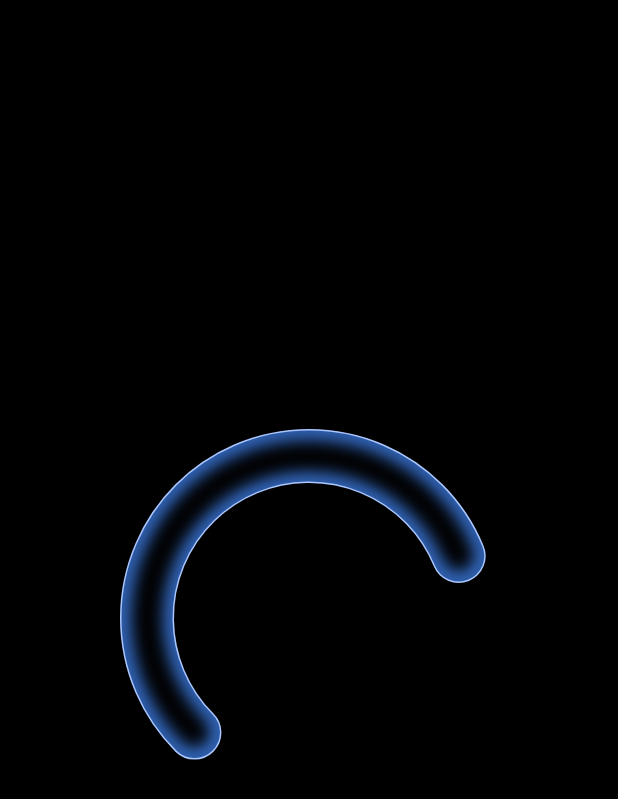
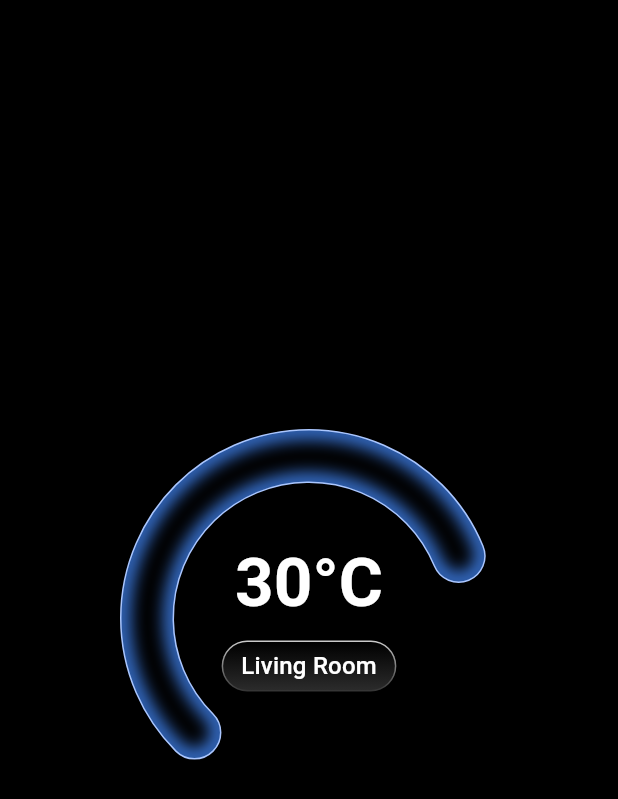
Before and after one commit to ebjorklund01/rainbow_glow_dial, a Flutter app: the screen it shows after launch, on a phone screen of 412 x 824 dp. Shown: the top 799 px of the screen. Run offline on Flutter 3.47's test engine with Material 3 defaults, Android fonts, the phone set to English and light mode, and no system bars; missing offline and left inert: widgetbook, widgetbook_annotation.

Commit message:
adds label

```diff
--- a/example/lib/main.dart
+++ b/example/lib/main.dart
@@ -30,7 +30,15 @@ class _DialPreview extends StatelessWidget {
   Widget build(BuildContext context) {
     return const Scaffold(
       backgroundColor: Colors.black,
-      body: Center(child: RainbowGlowDial(initialValue: 30, min: 0, max: 40,)),
+      body: Center(
+        child: RainbowGlowDial(
+          initialValue: 30,
+          min: 0,
+          max: 40,
+          unit: '°C',
+          label: 'Living Room',
+        ),
+      ),
     );
   }
 }
--- a/lib/src/rainbow_glow_dial.dart
+++ b/lib/src/rainbow_glow_dial.dart
@@ -12,6 +12,8 @@ class RainbowGlowDial extends StatelessWidget {
     this.initialValue = 0,
     this.min = 0,
     this.max = 1,
+    this.label,
+    this.unit,
   }) : assert(min <= max, 'min must be less than or equal to max');
 
   static const _defaultSize = 300.0;
@@ -34,6 +36,12 @@ class RainbowGlowDial extends StatelessWidget {
   /// The maximum value for the dial range.
   final double max;
 
+  /// Optional label displayed below the value.
+  final String? label;
+
+  /// Optional unit appended directly after the value.
+  final String? unit;
+
   @override
   Widget build(BuildContext context) {
     return LayoutBuilder(
@@ -44,8 +52,19 @@ class RainbowGlowDial extends StatelessWidget {
           dimension: side,
           child: Padding(
             padding: padding,
-            child: CustomPaint(
-              painter: _RainbowGlowTubePainter(progress: _progress),
+            child: Stack(
+              alignment: Alignment.center,
+              children: [
+                Positioned.fill(
+                  child: CustomPaint(
+                    painter: _RainbowGlowTubePainter(progress: _progress),
+                  ),
+                ),
+                _DialContent(
+                  value: _formattedValue,
+                  label: label,
+                ),
+              ],
             ),
           ),
         );
@@ -53,14 +72,28 @@ class RainbowGlowDial extends StatelessWidget {
     );
   }
 
+  double get _clampedValue => initialValue.clamp(min, max);
+
   double get _progress {
     if (min == max) {
       return 0;
     }
 
-    final clampedValue = initialValue.clamp(min, max);
-    final progress = (clampedValue - min) / (max - min);
+    final progress = (_clampedValue - min) / (max - min);
     return progress.clamp(0.0, 1.0);
+  }
+
+  String get _formattedValue {
+    final value = _formatNumber(_clampedValue);
+    return unit == null ? value : '$value$unit';
+  }
+
+  String _formatNumber(double value) {
+    if (value == value.roundToDouble()) {
+      return value.round().toString();
+    }
+
+    return value.toString().replaceFirst(RegExp(r'\.?0+$'), '');
   }
 
   double _resolveSide(BoxConstraints constraints) {
@@ -71,6 +104,91 @@ class RainbowGlowDial extends StatelessWidget {
         ? math.min(preferredSide, maxSide)
         : preferredSide;
     return math.max(minSide, constrainedSide);
+  }
+}
+
+class _DialContent extends StatelessWidget {
+  const _DialContent({
+    required this.value,
+    required this.label,
+  });
+
+  final String value;
+  final String? label;
+
+  @override
+  Widget build(BuildContext context) {
+    final textTheme = Theme.of(context).textTheme;
+    final label = this.label;
+
+    return Center(
+      child: Column(
+        mainAxisSize: MainAxisSize.min,
+        children: [
+          Text(
+            value,
+            style: textTheme.displayMedium?.copyWith(
+              color: Colors.white,
+              fontWeight: FontWeight.bold,
+            ),
+          ),
+          if (label != null) ...[
+            const SizedBox(height: 12),
+            _LabelPill(label: label),
+          ],
+        ],
+      ),
+    );
+  }
+}
+
+class _LabelPill extends StatelessWidget {
+  const _LabelPill({required this.label});
+
+  final String label;
+
+  @override
+  Widget build(BuildContext context) {
+    final labelStyle = Theme.of(context).textTheme.titleMedium?.copyWith(
+      color: Colors.white,
+    );
+
+    return DecoratedBox(
+      decoration: BoxDecoration(
+        borderRadius: BorderRadius.circular(24),
+        gradient: const LinearGradient(
+          begin: Alignment.topCenter,
+          end: Alignment.bottomCenter,
+          colors: [
+            Color(0xCCFFFFFF),
+            Color(0x33FFFFFF),
+          ],
+        ),
+      ),
+      child: Padding(
+        padding: const EdgeInsets.all(1),
+        child: DecoratedBox(
+          decoration: BoxDecoration(
+            borderRadius: BorderRadius.circular(23),
+            gradient: const LinearGradient(
+              begin: Alignment.topCenter,
+              end: Alignment.bottomCenter,
+              colors: [
+                Colors.black,
+                Color(0xFF2B2B2B),
+              ],
+            ),
+          ),
+          child: Padding(
+            padding: const EdgeInsets.symmetric(
+              horizontal: 12,
+              vertical: 4,
+            ),
+            child: Text(label, style: labelStyle),
+          ),
+        ),
+      ),
+    );
   }
 }
 
```
Also changed, not shown: 1 other file.
